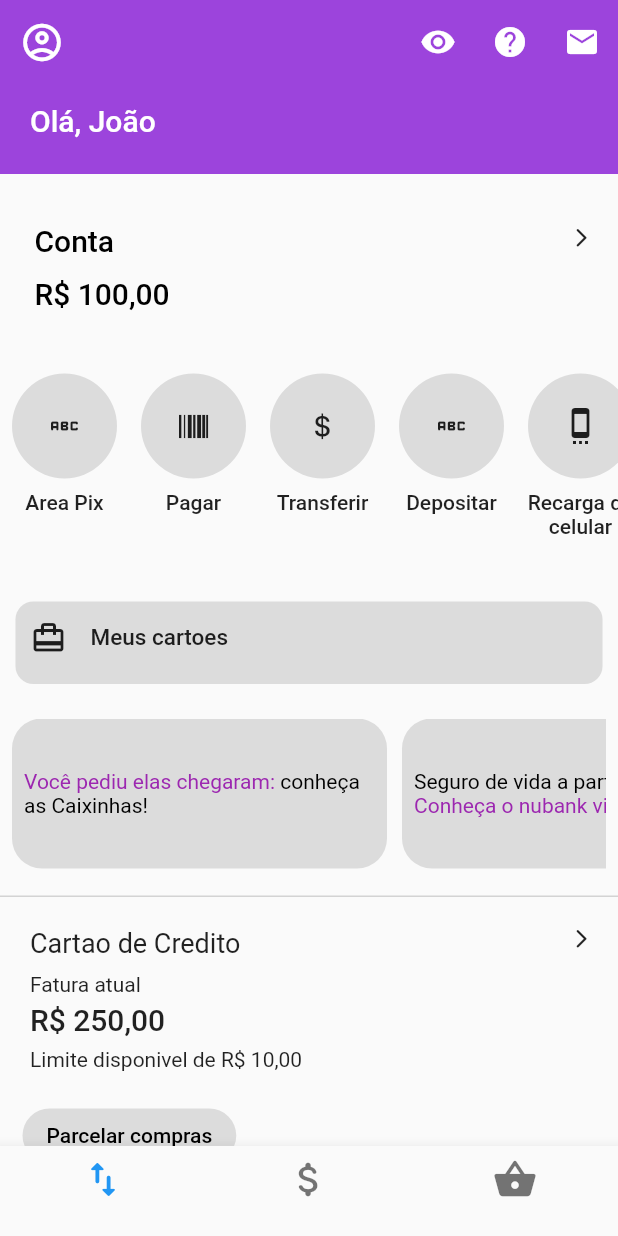
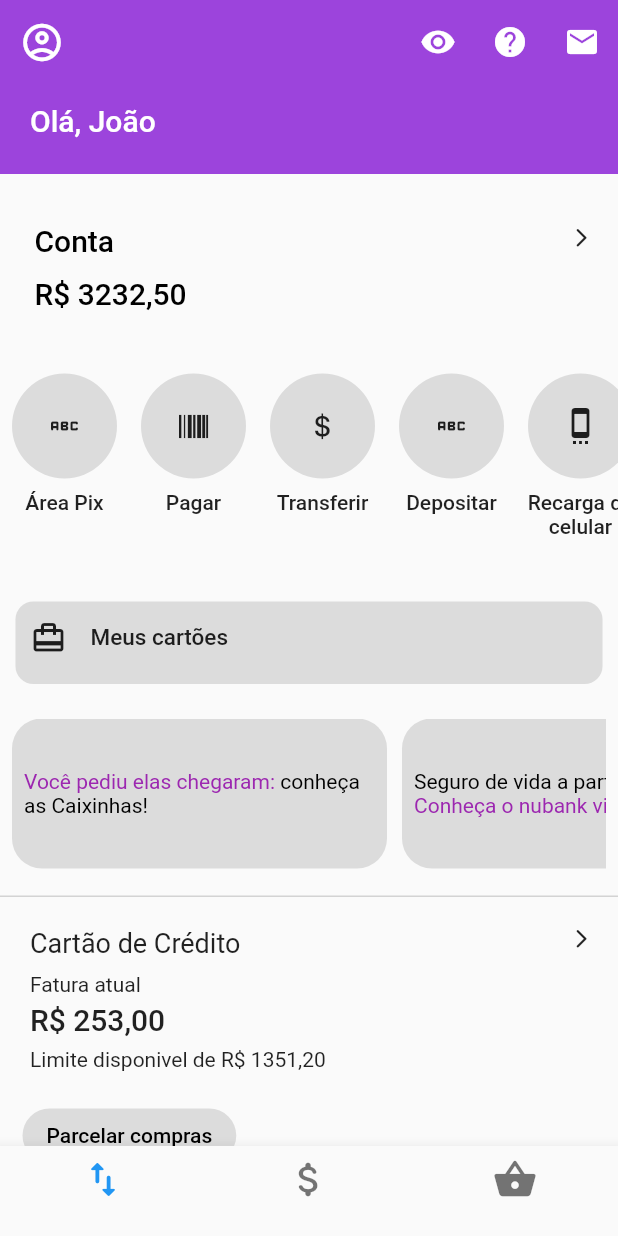
Before and after one commit to Palagio/clone_nubank, a Flutter app: the screen it shows after launch, on a phone screen of 412 x 824 dp. Run offline on Flutter 3.47's test engine with Material 2 defaults, Android fonts, the phone set to English and light mode, and no system bars.

Commit message:
Trading names

```diff
--- a/lib/views/home_page.dart
+++ b/lib/views/home_page.dart
@@ -66,7 +66,7 @@ class HomePage extends StatelessWidget {
                         child: Padding(
                           padding: EdgeInsets.all(8.0),
                           child: Text(
-                            'R\$ 100,00',
+                            'R\$ 3232,50',
                             style: TextStyle(
                               color: Colors.black,
                               fontSize: 20,
@@ -97,7 +97,7 @@ class HomePage extends StatelessWidget {
                   scrollDirection: Axis.horizontal,
                   children: const [
                     ListTileWidget(
-                      label: 'Area Pix',
+                      label: 'Área Pix',
                       icon: Icons.abc_rounded,
                     ),
                     ListTileWidget(
@@ -135,7 +135,7 @@ class HomePage extends StatelessWidget {
                       left: 50,
                       top: 15,
                       child: Text(
-                        'Meus cartoes',
+                        'Meus cartões',
                         style: TextStyle(
                           fontSize: 15,
                           fontWeight: FontWeight.w500,
@@ -207,7 +207,7 @@ class HomePage extends StatelessWidget {
                       top: 20,
                       left: 20,
                       child: Text(
-                        'Cartao de Credito',
+                        'Cartão de Crédito',
                         style: TextStyle(fontSize: 18),
                       ),
                     ),
@@ -223,7 +223,7 @@ class HomePage extends StatelessWidget {
                       top: 70,
                       left: 20,
                       child: Text(
-                        'R\$ 250,00',
+                        'R\$ 253,00',
                         style: TextStyle(
                           fontSize: 20,
                           fontWeight: FontWeight.w500,
@@ -234,7 +234,7 @@ class HomePage extends StatelessWidget {
                       top: 100,
                       left: 20,
                       child: Text(
-                        'Limite disponivel de R\$ 10,00',
+                        'Limite disponivel de R\$ 1351,20',
                         style: TextStyle(fontSize: 14),
                       ),
                     ),
```
